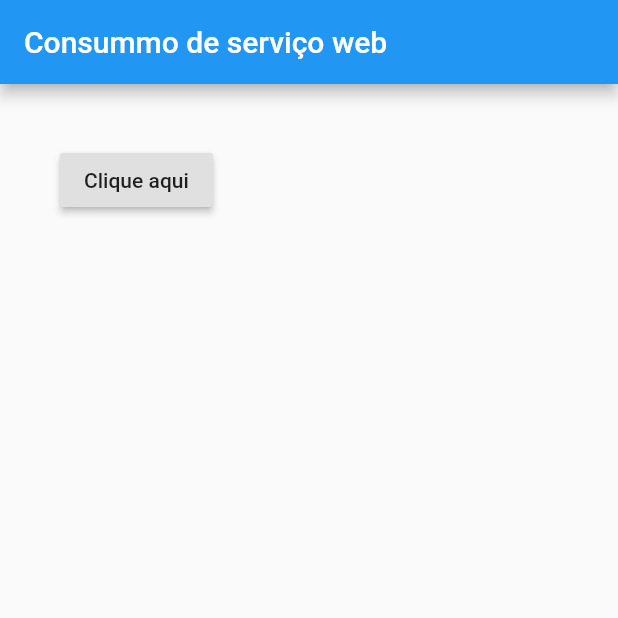
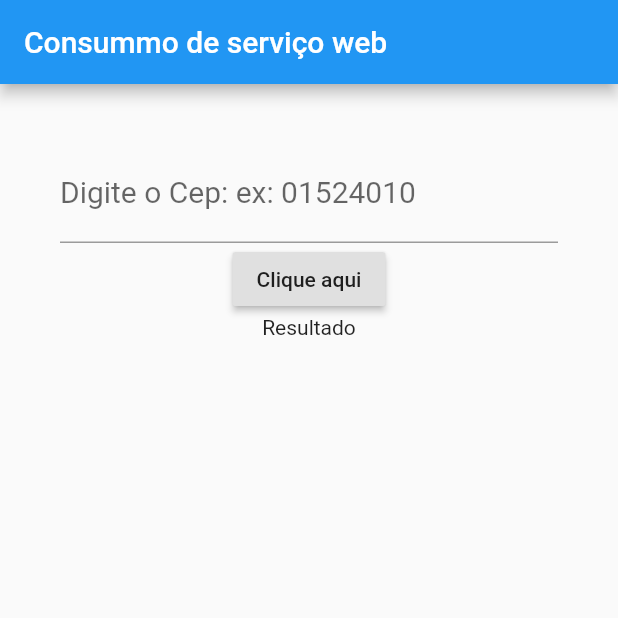
Before and after one commit to thalesapsc/api_cep, a Flutter app: the screen it shows after launch, after a tap on "Clique aqui", on a phone screen of 412 x 824 dp, the top half of it. Run offline on Flutter 3.47's test engine with Material 2 defaults, Android fonts, the phone set to English and light mode, and no system bars; network calls fail.

```diff
--- a/lib/Home.dart
+++ b/lib/Home.dart
@@ -8,8 +8,13 @@ class Home extends StatefulWidget {
 }
 
 class _HomeState extends State<Home> {
+  TextEditingController _controllerCep = TextEditingController();
+
+  var _resultado = 'Resultado';
+
   _recuperarCep() async {
-    var url = Uri.parse('https://viacep.com.br/ws/04860160/json/');
+    var cepDigitado = _controllerCep.text;
+    var url = Uri.parse('https://viacep.com.br/ws/${cepDigitado}/json/');
     http.Response response;
 
     response = await http.get(url);
@@ -18,6 +23,10 @@ class _HomeState extends State<Home> {
     String complemento = retorno['complemento'];
     String bairro = retorno['bairro'];
     String localidade = retorno['localidade'];
+
+    setState(() {
+      _resultado = '${logradouro}, ${complemento}, ${bairro}';
+    });
 
     print(
         'resposta logradouro: ${logradouro} complemento: ${complemento} bairro: ${bairro} localidade: ${localidade}');
@@ -33,10 +42,18 @@ class _HomeState extends State<Home> {
         padding: EdgeInsets.all(40),
         child: Column(
           children: [
+            TextField(
+              keyboardType: TextInputType.number,
+              decoration:
+                  InputDecoration(labelText: 'Digite o Cep: ex: 01524010'),
+              style: TextStyle(fontSize: 20),
+              controller: _controllerCep,
+            ),
             RaisedButton(
               child: Text('Clique aqui'),
               onPressed: _recuperarCep,
-            )
+            ),
+            Text(_resultado)
           ],
         ),
       ),
```
